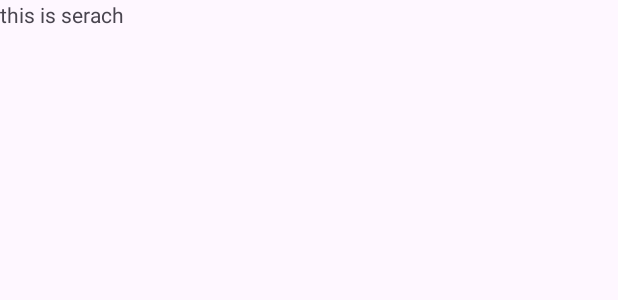
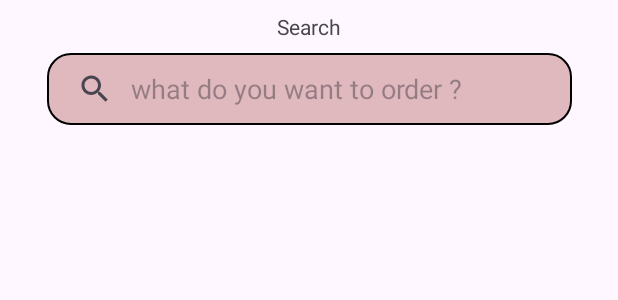
Before and after one commit to aspirers01/Food-order-app, an Android app: the layout fragment_search_.xml on its own in the app's theme, with its tools: preview values and no code run, on a phone screen of 412 x 824 dp. Shown: the top 300 px of the screen. Run offline under Robolectric (Android 15) with nearby library versions, the phone set to English and light mode, and no system bars.

Commit message:
impliments search

```diff
--- a/app/src/main/AndroidManifest.xml
+++ b/app/src/main/AndroidManifest.xml
@@ -20,6 +20,7 @@
         <activity
             android:name=".Home_Page"
             android:exported="false"
+            android:windowSoftInputMode="adjustPan"
             android:label="@string/title_activity_home_page"
             android:theme="@style/Theme.Zoomato" />
         <activity
--- a/app/src/main/java/com/example/zoomato/Adaptar/MenuAdapter.kt
+++ b/app/src/main/java/com/example/zoomato/Adaptar/MenuAdapter.kt
@@ -16,7 +16,7 @@ class MenuAdapter(
         fun bind(position: Int) {
             binding.apply {
                 menuImg.setImageResource(menuimgs[position])
-                menuPrice.text = menuprices[position]
+                menuPrice.text = "$ "+ menuprices[position]
                 menufoodname.text = menuitems[position]
             }
 
--- a/app/src/main/java/com/example/zoomato/Adaptar/PopularAdapter.kt
+++ b/app/src/main/java/com/example/zoomato/Adaptar/PopularAdapter.kt
@@ -31,7 +31,7 @@ class PopularAdapter(
     override fun onBindViewHolder(holder: PopularViewHolder, position: Int) {
         val item = Item[position]
         val img = Img[position]
-        val price = Price[position]
+        val price = "$ "+Price[position]
         holder.binding.foodnamepopular.text = item
         holder.binding.pricePopular.text = price
         holder.binding.imageView6.setImageResource(img)
--- /dev/null
+++ b/app/src/main/res/drawable/search_shape.xml
@@ -0,0 +1,7 @@
+<?xml version="1.0" encoding="utf-8"?>
+<shape xmlns:android="http://schemas.android.com/apk/res/android">
+  <solid android:color="#DFB9BE">
+  </solid>
+    <corners android:radius="15dp"></corners>
+    <stroke android:width="1dp"></stroke>
+</shape>
--- a/app/src/main/res/layout/fragment_search_.xml
+++ b/app/src/main/res/layout/fragment_search_.xml
@@ -1,14 +1,47 @@
 <?xml version="1.0" encoding="utf-8"?>
-<FrameLayout xmlns:android="http://schemas.android.com/apk/res/android"
+<androidx.constraintlayout.widget.ConstraintLayout xmlns:android="http://schemas.android.com/apk/res/android"
+    xmlns:app="http://schemas.android.com/apk/res-auto"
     xmlns:tools="http://schemas.android.com/tools"
     android:layout_width="match_parent"
     android:layout_height="match_parent"
     tools:context=".Fragment.Search_Fragment">
 
-    <!-- TODO: Update blank fragment layout -->
+
     <TextView
-        android:layout_width="match_parent"
-        android:layout_height="match_parent"
-        android:text="this is serach" />
+        android:id="@+id/textView21"
+        android:layout_width="wrap_content"
+        android:layout_height="wrap_content"
+        android:layout_marginTop="8dp"
+        android:text="Search"
+        app:layout_constraintEnd_toEndOf="parent"
+        app:layout_constraintHorizontal_bias="0.5"
+        app:layout_constraintStart_toStartOf="parent"
+        app:layout_constraintTop_toTopOf="parent" />
 
-</FrameLayout>
+    <SearchView
+        android:id="@+id/search_bar"
+        android:layout_width="350dp"
+        android:layout_height="wrap_content"
+        android:layout_marginStart="16dp"
+        android:layout_marginTop="8dp"
+        android:layout_marginEnd="16dp"
+        android:background="@drawable/search_shape"
+        android:iconifiedByDefault="false"
+        android:queryBackground="@android:color/transparent"
+        android:queryHint="what do you want to order ?"
+        app:layout_constraintEnd_toEndOf="parent"
+        app:layout_constraintStart_toStartOf="parent"
+        app:layout_constraintTop_toBottomOf="@+id/textView21" />
+
+    <androidx.recyclerview.widget.RecyclerView
+        android:id="@+id/recycle_search"
+        android:layout_width="391dp"
+        android:layout_height="0dp"
+        android:layout_marginTop="8dp"
+        android:padding="5dp"
+        app:layout_constraintBottom_toBottomOf="parent"
+        app:layout_constraintEnd_toEndOf="parent"
+        app:layout_constraintStart_toStartOf="parent"
+        app:layout_constraintTop_toBottomOf="@+id/search_bar"
+        app:layout_constraintVertical_bias="0.0" />
+</androidx.constraintlayout.widget.ConstraintLayout>
--- a/build.gradle.kts
+++ b/build.gradle.kts
@@ -1,5 +1,5 @@
 // Top-level build file where you can add configuration options common to all sub-projects/modules.
 plugins {
-    id("com.android.application") version "8.1.2" apply false
+    id("com.android.application") version "8.1.3" apply false
     id("org.jetbrains.kotlin.android") version "1.9.0" apply false
 }
```
Also changed, not shown: app/src/main/java/com/example/zoomato/Fragment/Search_Fragment.kt (+79 -38 lines).
